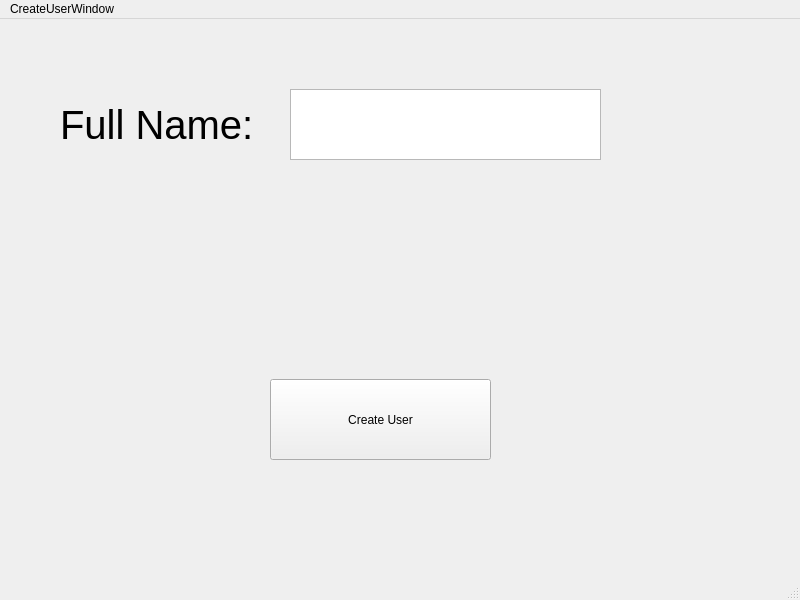
Qt form mainwindow.ui (TeoOrt/BankApp) before a commit.
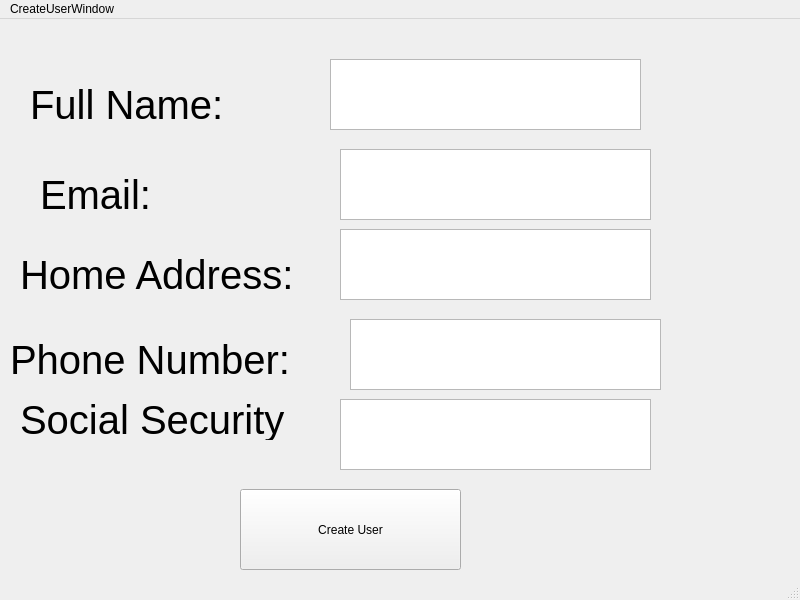
The same form after that commit.

What changed in the file:
```diff
--- a/mainwindow.ui
+++ b/mainwindow.ui
@@ -17,8 +17,8 @@
    <widget class="QPushButton" name="pushButton">
     <property name="geometry">
      <rect>
-      <x>270</x>
-      <y>360</y>
+      <x>240</x>
+      <y>470</y>
       <width>221</width>
       <height>81</height>
      </rect>
@@ -30,10 +30,10 @@
    <widget class="QLabel" name="label">
     <property name="geometry">
      <rect>
-      <x>60</x>
-      <y>50</y>
-      <width>301</width>
-      <height>111</height>
+      <x>30</x>
+      <y>60</y>
+      <width>201</width>
+      <height>51</height>
      </rect>
     </property>
     <property name="font">
@@ -48,8 +48,120 @@
    <widget class="QTextEdit" name="textEdit">
     <property name="geometry">
      <rect>
-      <x>290</x>
-      <y>70</y>
+      <x>330</x>
+      <y>40</y>
+      <width>311</width>
+      <height>71</height>
+     </rect>
+    </property>
+   </widget>
+   <widget class="QLabel" name="label_2">
+    <property name="geometry">
+     <rect>
+      <x>40</x>
+      <y>150</y>
+      <width>201</width>
+      <height>51</height>
+     </rect>
+    </property>
+    <property name="font">
+     <font>
+      <pointsize>30</pointsize>
+     </font>
+    </property>
+    <property name="text">
+     <string>Email:</string>
+    </property>
+   </widget>
+   <widget class="QLabel" name="label_3">
+    <property name="geometry">
+     <rect>
+      <x>20</x>
+      <y>230</y>
+      <width>291</width>
+      <height>51</height>
+     </rect>
+    </property>
+    <property name="font">
+     <font>
+      <pointsize>30</pointsize>
+     </font>
+    </property>
+    <property name="text">
+     <string>Home Address:</string>
+    </property>
+   </widget>
+   <widget class="QLabel" name="label_4">
+    <property name="geometry">
+     <rect>
+      <x>10</x>
+      <y>320</y>
+      <width>291</width>
+      <height>41</height>
+     </rect>
+    </property>
+    <property name="font">
+     <font>
+      <pointsize>30</pointsize>
+     </font>
+    </property>
+    <property name="text">
+     <string>Phone Number:</string>
+    </property>
+   </widget>
+   <widget class="QLabel" name="label_5">
+    <property name="geometry">
+     <rect>
+      <x>20</x>
+      <y>380</y>
+      <width>271</width>
+      <height>41</height>
+     </rect>
+    </property>
+    <property name="font">
+     <font>
+      <pointsize>30</pointsize>
+     </font>
+    </property>
+    <property name="text">
+     <string>Social Security</string>
+    </property>
+   </widget>
+   <widget class="QTextEdit" name="textEdit_2">
+    <property name="geometry">
+     <rect>
+      <x>340</x>
+      <y>210</y>
+      <width>311</width>
+      <height>71</height>
+     </rect>
+    </property>
+   </widget>
+   <widget class="QTextEdit" name="textEdit_3">
+    <property name="geometry">
+     <rect>
+      <x>340</x>
+      <y>130</y>
+      <width>311</width>
+      <height>71</height>
+     </rect>
+    </property>
+   </widget>
+   <widget class="QTextEdit" name="textEdit_4">
+    <property name="geometry">
+     <rect>
+      <x>350</x>
+      <y>300</y>
+      <width>311</width>
+      <height>71</height>
+     </rect>
+    </property>
+   </widget>
+   <widget class="QTextEdit" name="textEdit_5">
+    <property name="geometry">
+     <rect>
+      <x>340</x>
+      <y>380</y>
       <width>311</width>
       <height>71</height>
      </rect>
```
